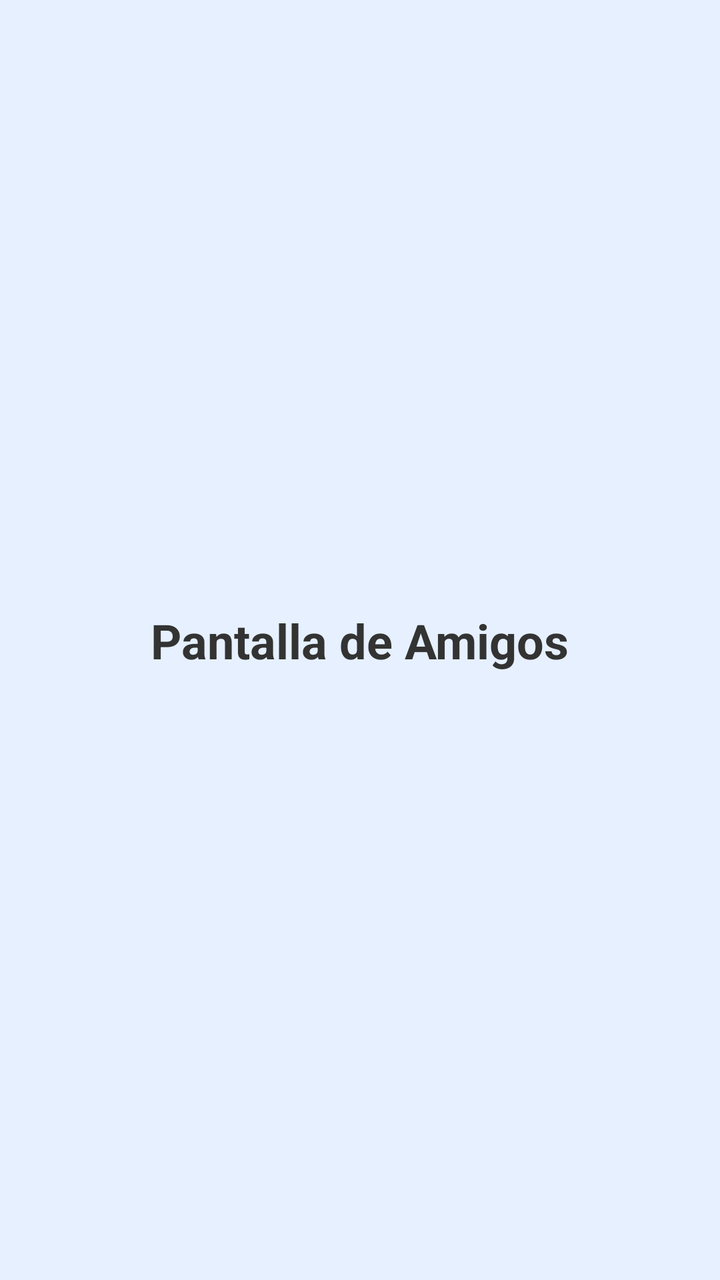
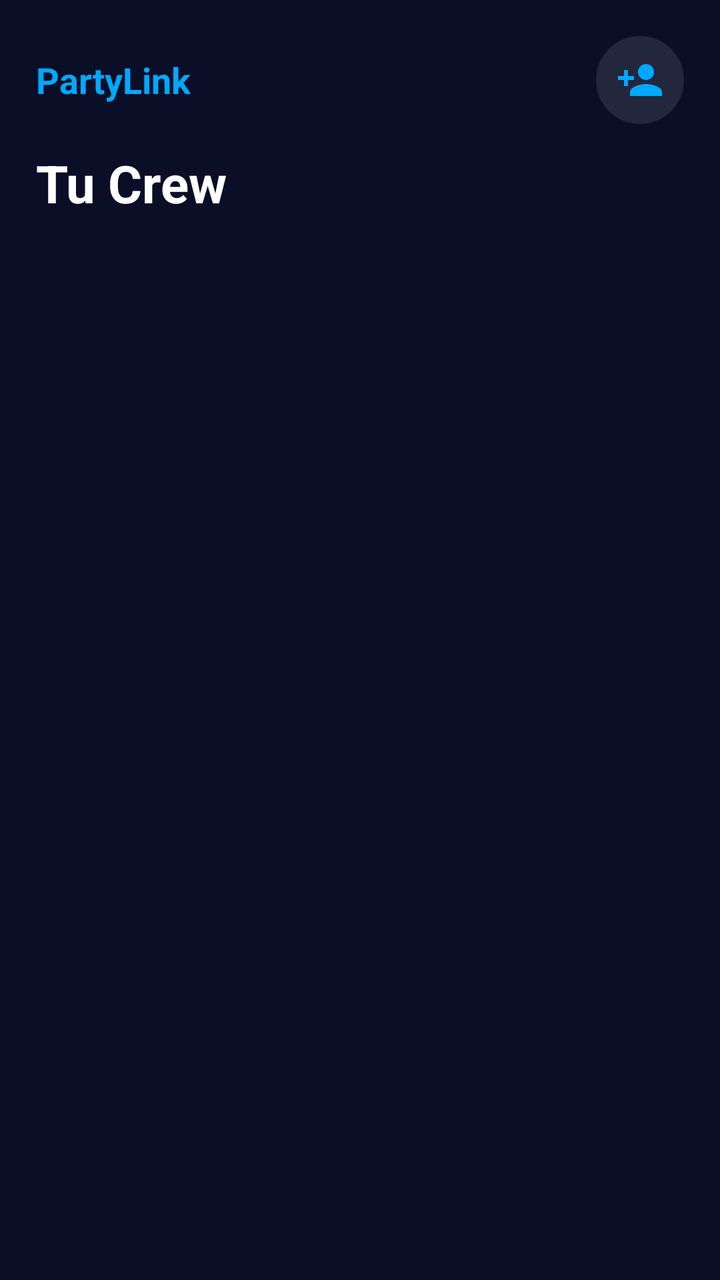

The first picture is an Android layout as it rendered before a commit; the second is the same layout after the commit. The layout source and the unified diff follow.
<!-- AndroidManifest.xml: application theme Theme.PartyCoruna -->
<!-- res/layout/fragment_amigos.xml -->
<?xml version="1.0" encoding="utf-8"?>
<androidx.constraintlayout.widget.ConstraintLayout xmlns:android="http://schemas.android.com/apk/res/android"
    xmlns:app="http://schemas.android.com/apk/res-auto"
    android:layout_width="match_parent"
    android:layout_height="match_parent"
    android:background="#E6F0FF">

    <TextView
        android:id="@+id/textView"
        android:layout_width="wrap_content"
        android:layout_height="wrap_content"
        android:text="Pantalla de Amigos"
        android:textSize="24sp"
        android:textStyle="bold"
        android:textColor="#333333"
        app:layout_constraintBottom_toBottomOf="parent"
        app:layout_constraintEnd_toEndOf="parent"
        app:layout_constraintStart_toStartOf="parent"
        app:layout_constraintTop_toTopOf="parent" />

</androidx.constraintlayout.widget.ConstraintLayout>
<!-- resources referenced by this layout -->
<resources>
  <style name="Theme.PartyCoruna" parent="Base.Theme.PartyCoruna" />
  <style name="Base.Theme.PartyCoruna" parent="Theme.Material3.DayNight.NoActionBar">
          
          
      </style>
</resources>

<!-- the commit's change to res/layout/fragment_amigos.xml (unified diff, before → after) -->
@@ -3,19 +3,99 @@
     xmlns:app="http://schemas.android.com/apk/res-auto"
     android:layout_width="match_parent"
     android:layout_height="match_parent"
-    android:background="#E6F0FF">
+    android:background="#0A0E27">
+
+    <LinearLayout
+        android:id="@+id/topBar"
+        android:layout_width="0dp"
+        android:layout_height="wrap_content"
+        android:orientation="horizontal"
+        android:gravity="center_vertical"
+        android:paddingStart="18dp"
+        android:paddingEnd="18dp"
+        android:paddingTop="18dp"
+        android:paddingBottom="12dp"
+        app:layout_constraintTop_toTopOf="parent"
+        app:layout_constraintStart_toStartOf="parent"
+        app:layout_constraintEnd_toEndOf="parent">
+
+        <TextView
+            android:layout_width="wrap_content"
+            android:layout_height="wrap_content"
+            android:text="PartyLink"
+            android:textColor="#00A8FF"
+            android:textSize="18sp"
+            android:textStyle="bold" />
+
+        <View
+            android:layout_width="0dp"
+            android:layout_height="0dp"
+            android:layout_weight="1" />
+
+        <ImageButton
+            android:id="@+id/btnAddFriend"
+            android:layout_width="44dp"
+            android:layout_height="44dp"
+            android:background="@drawable/bg_icon_button"
+            android:contentDescription="Añadir amigo"
+            android:src="@drawable/ic_person_add"
+            app:tint="#00A8FF" />
+    </LinearLayout>
 
     <TextView
-        android:id="@+id/textView"
-        android:layout_width="wrap_content"
+        android:id="@+id/titleCrew"
+        android:layout_width="0dp"
         android:layout_height="wrap_content"
-        android:text="Pantalla de Amigos"
-        android:textSize="24sp"
+        android:text="Tu Crew"
+        android:textColor="#FFFFFF"
+        android:textSize="26sp"
         android:textStyle="bold"
-        android:textColor="#333333"
+        android:paddingStart="18dp"
+        android:paddingEnd="18dp"
+        android:paddingBottom="10dp"
+        app:layout_constraintTop_toBottomOf="@id/topBar"
+        app:layout_constraintStart_toStartOf="parent"
+        app:layout_constraintEnd_toEndOf="parent" />
+
+    <androidx.recyclerview.widget.RecyclerView
+        android:id="@+id/recyclerViewAmigos"
+        android:layout_width="0dp"
+        android:layout_height="0dp"
+        app:layout_constraintTop_toBottomOf="@id/titleCrew"
         app:layout_constraintBottom_toBottomOf="parent"
+        app:layout_constraintStart_toStartOf="parent"
         app:layout_constraintEnd_toEndOf="parent"
-        app:layout_constraintStart_toStartOf="parent"
-        app:layout_constraintTop_toTopOf="parent" />
+        android:layout_marginTop="8dp"
+        android:layout_marginBottom="90dp"
+        android:layout_marginStart="16dp"
+        android:layout_marginEnd="16dp"
+        android:clipToPadding="false"
+        android:paddingBottom="12dp" />
+
+    <TextView
+        android:id="@+id/emptyTextAmigos"
+        android:layout_width="0dp"
+        android:layout_height="wrap_content"
+        android:text="Aún no tienes amigos en tu crew."
+        android:textColor="#8F92A1"
+        android:textSize="16sp"
+        android:gravity="center"
+        android:visibility="gone"
+        android:padding="24dp"
+        app:layout_constraintTop_toTopOf="@id/recyclerViewAmigos"
+        app:layout_constraintBottom_toBottomOf="@id/recyclerViewAmigos"
+        app:layout_constraintStart_toStartOf="@id/recyclerViewAmigos"
+        app:layout_constraintEnd_toEndOf="@id/recyclerViewAmigos" />
+
+    <ProgressBar
+        android:id="@+id/progressBarAmigos"
+        android:layout_width="36dp"
+        android:layout_height="36dp"
+        android:indeterminateTint="#00A8FF"
+        android:visibility="gone"
+        app:layout_constraintTop_toTopOf="@id/recyclerViewAmigos"
+        app:layout_constraintBottom_toBottomOf="@id/recyclerViewAmigos"
+        app:layout_constraintStart_toStartOf="@id/recyclerViewAmigos"
+        app:layout_constraintEnd_toEndOf="@id/recyclerViewAmigos" />
 
 </androidx.constraintlayout.widget.ConstraintLayout>
<!-- resource entries referenced after the edit -->
@@ -1,5 +1,22 @@
 <!-- resources referenced by this layout -->
 <resources>
+  <!-- drawable bg_icon_button (drawable) -->
+  <?xml version="1.0" encoding="utf-8"?>
+  <shape xmlns:android="http://schemas.android.com/apk/res/android"
+      android:shape="oval">
+      <solid android:color="#1AFFFFFF" />
+  </shape>
+  <!-- drawable ic_person_add (drawable) -->
+  <vector xmlns:android="http://schemas.android.com/apk/res/android"
+      android:width="24dp"
+      android:height="24dp"
+      android:viewportWidth="24"
+      android:viewportHeight="24"
+      android:tint="#00A8FF">
+    <path
+        android:fillColor="@android:color/white"
+        android:pathData="M15,12c2.21,0 4,-1.79 4,-4s-1.79,-4 -4,-4 -4,1.79 -4,4 1.79,4 4,4zM6,10V7H4v3H1v2h3v3h2v-3h3v-2H6zM15,14c-2.67,0 -8,1.34 -8,4v2h16v-2c0,-2.66 -5.33,-4 -8,-4z"/>
+  </vector>
   <style name="Theme.PartyCoruna" parent="Base.Theme.PartyCoruna" />
   <style name="Base.Theme.PartyCoruna" parent="Theme.Material3.DayNight.NoActionBar">
           
